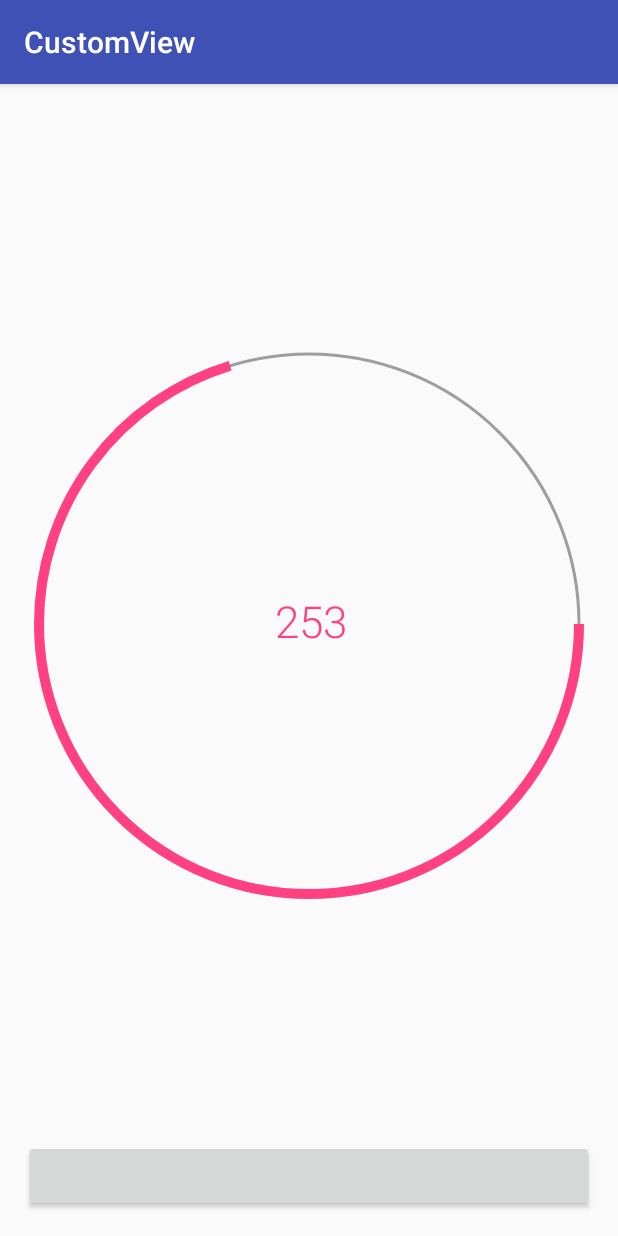
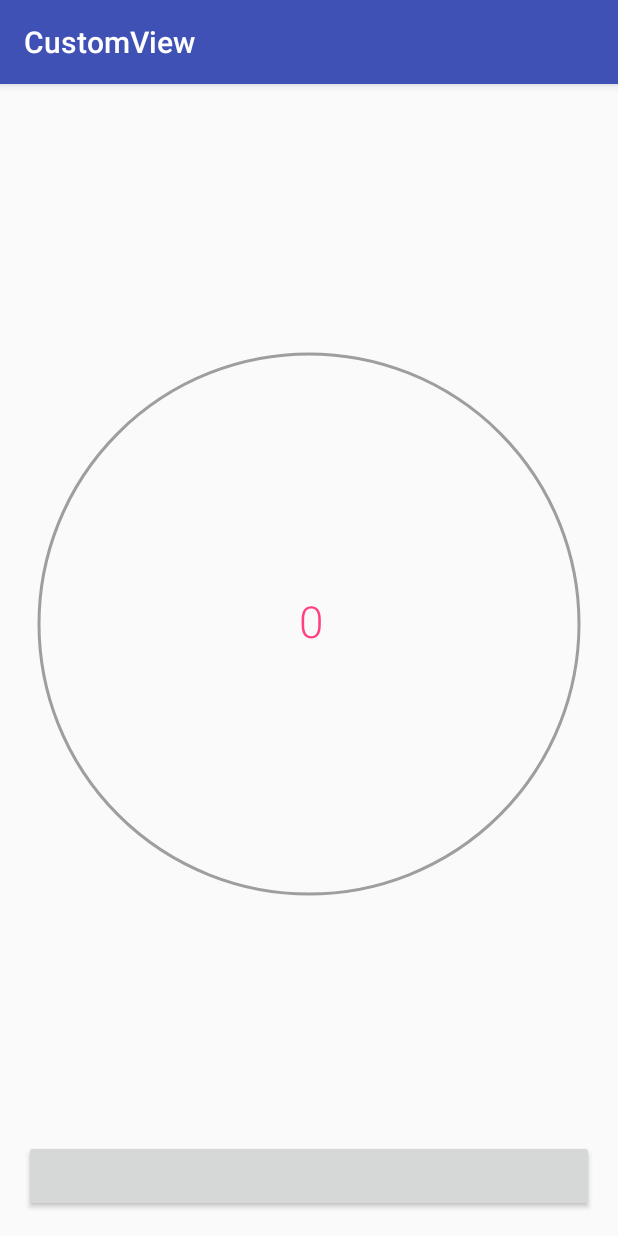
Before and after one commit to KolinLoures/CustomView, an Android app: the screen it shows after launch (MainActivity), on a phone screen of 412 x 824 dp. Run offline under Robolectric (Android 15) with nearby library versions, the phone set to English and light mode, and no system bars.

Commit message:
add screenshot

```diff
--- a/app/src/main/res/layout/activity_main.xml
+++ b/app/src/main/res/layout/activity_main.xml
@@ -23,7 +23,7 @@
         android:paddingStart="10dp"
         app:arcColor="@color/colorGrey"
         app:arcWidth="2dp"
-        app:currentProgress="253"
+        app:currentProgress="0"
         app:goalProgress="360"
         app:progressColor="@color/colorAccent"
         app:progressWidth="7dp"
```
Also changed, not shown: 1 other file.
